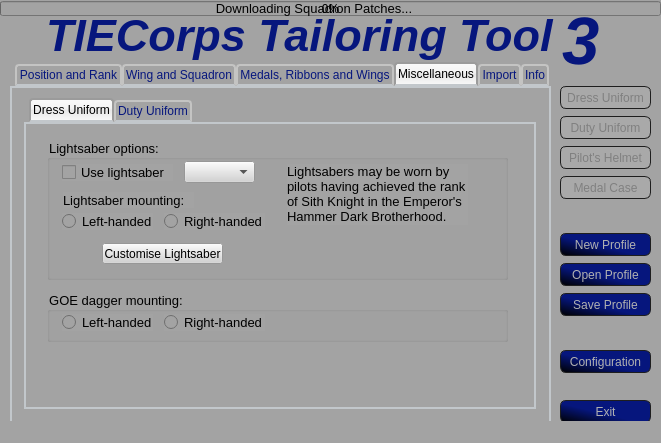
This is data/uis/ttt.ui in SmTaUcM/TTT3 as Qt 5 draws it before an edit. The edited form follows.
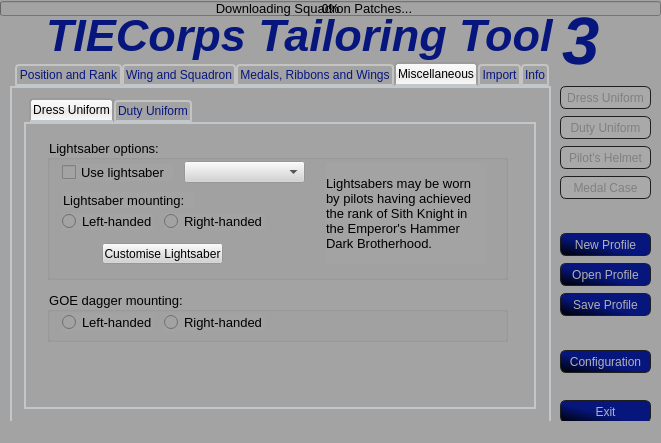
This is the edited form. The open tabs and pages were chosen to show the change. Icons and pictures are not drawn.

Commit message:
Issue #58 - Added support for lightsaber descriptions.
Awaiting completion of Issue #23 - Miscellaneous tab with saber and blaster options before adding blaster descriptions.

```diff
--- a/data/uis/ttt.ui
+++ b/data/uis/ttt.ui
@@ -2144,7 +2144,7 @@
           <rect>
            <x>137</x>
            <y>22</y>
-           <width>71</width>
+           <width>121</width>
            <height>22</height>
           </rect>
          </property>
@@ -2215,10 +2215,10 @@
         <widget class="QLabel" name="label_34">
          <property name="geometry">
           <rect>
-           <x>240</x>
-           <y>25</y>
-           <width>181</width>
-           <height>61</height>
+           <x>279</x>
+           <y>24</y>
+           <width>161</width>
+           <height>101</height>
           </rect>
          </property>
          <property name="font">
```
Left out of the diff: 10 changed lines with no effect on the pictures. The commit also changes 1 other file.
